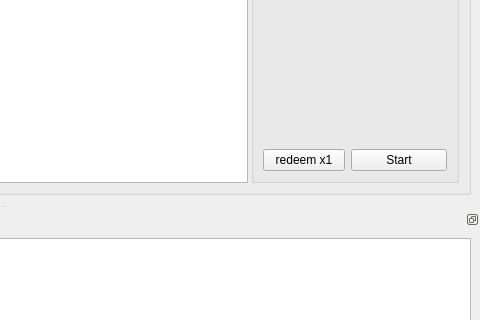
Fabbi/autoshift, file include/ui/controlwindow.ui: the form before one commit; both pictures show x 488 to 968 and y 341 to 661 of the 968 by 802 pixel window.
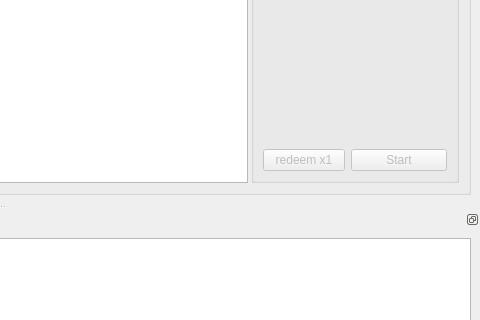
The form after the commit. Custom widgets are drawn as their Qt base class.

Commit message: enable buttons on login

```diff
--- a/include/ui/controlwindow.ui
+++ b/include/ui/controlwindow.ui
@@ -188,6 +188,9 @@
             </item>
             <item row="6" column="1">
              <widget class="QPushButton" name="controlButton">
+              <property name="enabled">
+               <bool>false</bool>
+              </property>
               <property name="toolTip">
                <string>Start auto redeeming</string>
               </property>
@@ -229,6 +232,9 @@
             </item>
             <item row="6" column="0">
              <widget class="QPushButton" name="redeemButton">
+              <property name="enabled">
+               <bool>false</bool>
+              </property>
               <property name="toolTip">
                <string>Redeem once now</string>
               </property>
```
The commit also changes 1 other file.
